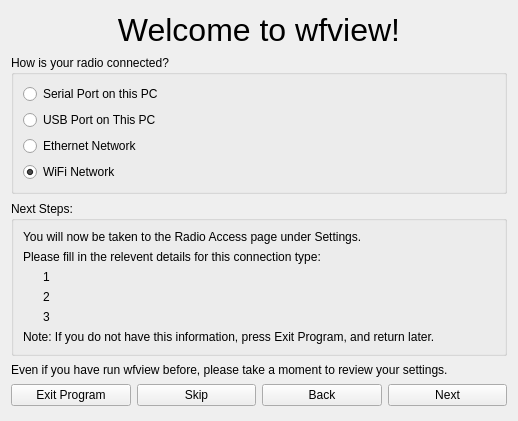
The window that firsttimesetup.ui (adecarolis/wfweb) describes before a commit, drawn with Qt 5.
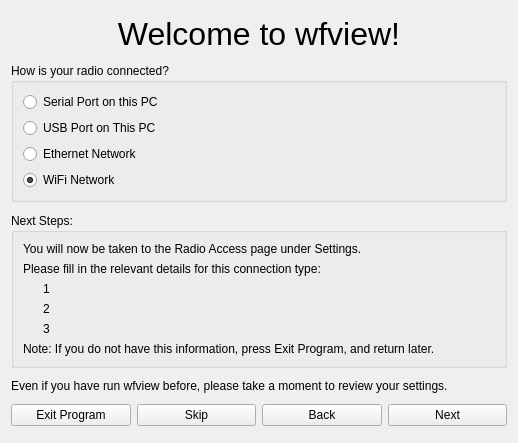
The same window after the commit.

```diff
--- a/firsttimesetup.ui
+++ b/firsttimesetup.ui
@@ -7,7 +7,7 @@
     <x>0</x>
     <y>0</y>
     <width>518</width>
-    <height>421</height>
+    <height>443</height>
    </rect>
   </property>
   <property name="sizePolicy">
@@ -121,7 +121,7 @@
       <item>
        <widget class="QLabel" name="label_2">
         <property name="text">
-         <string>Please fill in the relevent details for this connection type:</string>
+         <string>Please fill in the relevant details for this connection type:</string>
         </property>
        </widget>
       </item>
```
Left out of the diff: 2 changed lines with no effect on the pictures.
